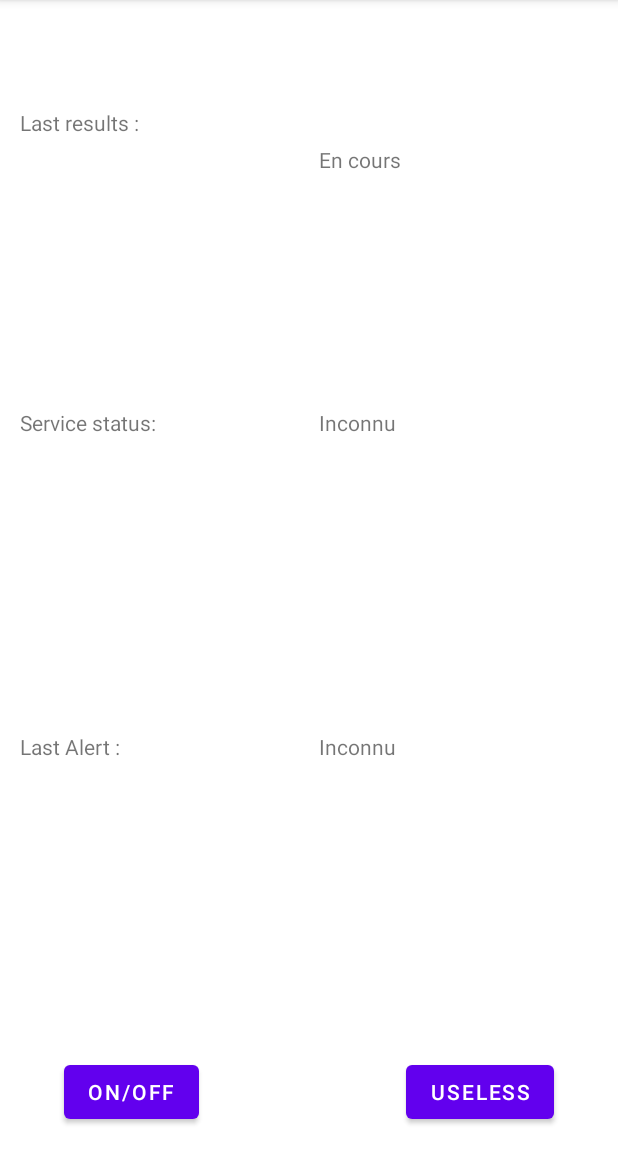
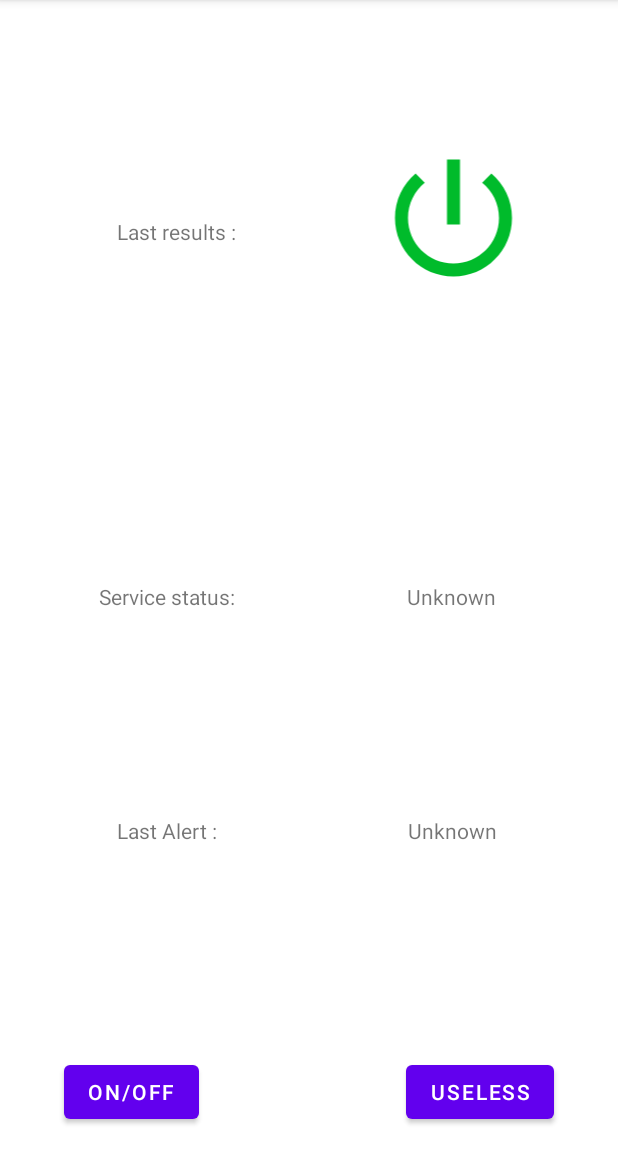
Before and after one commit to Knackie/android, an Android app: the screen it shows after launch (MainActivity), after a tap on "ON/OFF", on a phone screen of 412 x 824 dp, the part 84-1236 px from its top. Run offline under Robolectric (Android 15) with nearby library versions, the phone set to English and light mode, and no system bars.

Commit message:
Add status indicator using icon

```diff
--- a/app/build.gradle
+++ b/app/build.gradle
@@ -34,6 +34,7 @@ dependencies {
     implementation 'androidx.constraintlayout:constraintlayout:2.0.1'
     implementation 'androidx.navigation:navigation-fragment:2.3.0'
     implementation 'androidx.navigation:navigation-ui:2.3.0'
+    implementation 'androidx.legacy:legacy-support-v4:1.0.0'
     testImplementation 'junit:junit:4.13'
     androidTestImplementation 'androidx.test.ext:junit:1.1.2'
     androidTestImplementation 'androidx.test.espresso:espresso-core:3.3.0'
--- a/app/src/main/java/com/example/projetamio/MainActivity.java
+++ b/app/src/main/java/com/example/projetamio/MainActivity.java
@@ -24,6 +24,8 @@ import android.view.ViewGroup;
 import android.widget.Button;
 import android.widget.CheckBox;
 import android.widget.CompoundButton;
+import android.widget.ImageButton;
+import android.widget.ImageView;
 import android.widget.TextView;
 import android.widget.Toast;
 import android.widget.Toolbar;
@@ -88,16 +90,16 @@ public class MainActivity extends AppCompatActivity{
         on.setOnClickListener(new View.OnClickListener() {
             @Override
             public void onClick(View v) {
-                TextView status = findViewById(R.id.TV2);
+                 ImageView status = findViewById(R.id.TV2);
                 switch (MainActivity.status){
                     case 0 :
-                        status.setText("En cours");
+                        status.setImageResource(R.drawable.power_on);
                         startService(service);
                         MainActivity.status = 1;
                         downloading = true;
                         break;
                     case 1 :
-                        status.setText("Arrêté");
+                        status.setImageResource(R.drawable.power_off);
                         stopService(service);
                         MainActivity.status = 0;
                         break;
--- /dev/null
+++ b/app/src/main/res/drawable/light_off.xml
@@ -0,0 +1,5 @@
+<vector android:height="24dp" android:tint="#9F98A0"
+    android:viewportHeight="24" android:viewportWidth="24"
+    android:width="24dp" xmlns:android="http://schemas.android.com/apk/res/android">
+    <path android:fillColor="@android:color/white" android:pathData="M6,14l3,3v5h6v-5l3,-3V9H6V14zM11,2h2v3h-2V2zM3.5,5.88l1.41,-1.41l2.12,2.12L5.62,8L3.5,5.88zM16.96,6.59l2.12,-2.12l1.41,1.41L18.38,8L16.96,6.59z"/>
+</vector>
--- /dev/null
+++ b/app/src/main/res/drawable/light_on.xml
@@ -0,0 +1,5 @@
+<vector android:height="24dp" android:tint="#F5DA00"
+    android:viewportHeight="24" android:viewportWidth="24"
+    android:width="24dp" xmlns:android="http://schemas.android.com/apk/res/android">
+    <path android:fillColor="@android:color/white" android:pathData="M6,14l3,3v5h6v-5l3,-3V9H6V14zM11,2h2v3h-2V2zM3.5,5.88l1.41,-1.41l2.12,2.12L5.62,8L3.5,5.88zM16.96,6.59l2.12,-2.12l1.41,1.41L18.38,8L16.96,6.59z"/>
+</vector>
--- /dev/null
+++ b/app/src/main/res/drawable/power_off.xml
@@ -0,0 +1,5 @@
+<vector android:height="24dp" android:tint="#F51400"
+    android:viewportHeight="24" android:viewportWidth="24"
+    android:width="24dp" xmlns:android="http://schemas.android.com/apk/res/android">
+    <path android:fillColor="@android:color/white" android:pathData="M13,3h-2v10h2L13,3zM17.83,5.17l-1.42,1.42C17.99,7.86 19,9.81 19,12c0,3.87 -3.13,7 -7,7s-7,-3.13 -7,-7c0,-2.19 1.01,-4.14 2.58,-5.42L6.17,5.17C4.23,6.82 3,9.26 3,12c0,4.97 4.03,9 9,9s9,-4.03 9,-9c0,-2.74 -1.23,-5.18 -3.17,-6.83z"/>
+</vector>
--- /dev/null
+++ b/app/src/main/res/drawable/power_on.xml
@@ -0,0 +1,5 @@
+<vector android:height="24dp" android:tint="#00BB2B"
+    android:viewportHeight="24" android:viewportWidth="24"
+    android:width="24dp" xmlns:android="http://schemas.android.com/apk/res/android">
+    <path android:fillColor="@android:color/white" android:pathData="M13,3h-2v10h2L13,3zM17.83,5.17l-1.42,1.42C17.99,7.86 19,9.81 19,12c0,3.87 -3.13,7 -7,7s-7,-3.13 -7,-7c0,-2.19 1.01,-4.14 2.58,-5.42L6.17,5.17C4.23,6.82 3,9.26 3,12c0,4.97 4.03,9 9,9s9,-4.03 9,-9c0,-2.74 -1.23,-5.18 -3.17,-6.83z"/>
+</vector>
--- a/app/src/main/res/layout/content_main.xml
+++ b/app/src/main/res/layout/content_main.xml
@@ -17,6 +17,7 @@
         app:layout_constraintLeft_toLeftOf="parent"
         app:layout_constraintRight_toRightOf="parent"
         app:layout_constraintTop_toTopOf="parent"
+        app:layout_constraintVertical_bias="0.0"
         app:navGraph="@navigation/nav_graph" />
 
     <CheckBox
--- a/app/src/main/res/layout/fragment_first.xml
+++ b/app/src/main/res/layout/fragment_first.xml
@@ -4,74 +4,74 @@
     xmlns:tools="http://schemas.android.com/tools"
     android:layout_width="match_parent"
     android:layout_height="match_parent"
-    tools:context=".FirstFragment"
     android:clipToPadding="false"
-    android:paddingTop="72dp">
+    android:paddingTop="72dp"
+    tools:context=".FirstFragment">
 
     <TextView
         android:id="@+id/TV1"
-        android:layout_width="186dp"
-        android:layout_height="120dp"
-        android:layout_marginBottom="32dp"
+        android:layout_width="151dp"
+        android:layout_height="60dp"
+        android:layout_marginStart="24dp"
         android:text="@string/last_results"
+        android:textAlignment="center"
         app:layout_constraintBottom_toTopOf="@+id/TV3"
         app:layout_constraintEnd_toStartOf="@+id/TV2"
+        app:layout_constraintHorizontal_bias="0.0"
         app:layout_constraintStart_toStartOf="parent"
         app:layout_constraintTop_toTopOf="parent"
-        app:layout_constraintVertical_bias="0.0" />
-
-    <TextView
-        android:id="@+id/TV2"
-        android:layout_width="186dp"
-        android:layout_height="120dp"
-        android:layout_marginBottom="32dp"
-        android:text="@string/off"
-        app:layout_constraintBottom_toTopOf="@+id/TV4"
-        app:layout_constraintEnd_toEndOf="parent"
-        app:layout_constraintHorizontal_bias="0.5"
-        app:layout_constraintStart_toEndOf="@+id/TV1"
-        app:layout_constraintTop_toTopOf="parent"
-        app:layout_constraintVertical_bias="0.518" />
+        app:layout_constraintVertical_bias="0.283" />
 
     <TextView
         android:id="@+id/TV6"
-        android:layout_width="186dp"
-        android:layout_height="120dp"
-        android:layout_marginBottom="96dp"
-        android:text="@string/inconnu"
+        android:layout_width="0dp"
+        android:layout_height="60dp"
+        android:layout_marginStart="14dp"
+        android:layout_marginEnd="24dp"
+        android:layout_marginBottom="100dp"
+        android:text="@string/Unknown"
+        android:textAlignment="center"
         app:layout_constraintBottom_toTopOf="@+id/buttonOff"
         app:layout_constraintEnd_toEndOf="parent"
         app:layout_constraintHorizontal_bias="0.5"
         app:layout_constraintStart_toEndOf="@+id/TV5" />
 
     <TextView
+        android:id="@+id/TV5"
+        android:layout_width="0dp"
+        android:layout_height="60dp"
+        android:layout_marginStart="24dp"
+        android:layout_marginEnd="4dp"
+        android:layout_marginBottom="100dp"
+        android:text="@string/last_alert"
+        android:textAlignment="center"
+        app:layout_constraintBottom_toTopOf="@+id/toggle"
+        app:layout_constraintEnd_toStartOf="@+id/TV6"
+        app:layout_constraintHorizontal_bias="0.5"
+        app:layout_constraintStart_toStartOf="parent" />
+
+    <TextView
         android:id="@+id/TV3"
-        android:layout_width="186dp"
-        android:layout_height="120dp"
+        android:layout_width="0dp"
+        android:layout_height="60dp"
+        android:layout_marginStart="24dp"
+        android:layout_marginEnd="14dp"
         android:layout_marginBottom="96dp"
         android:text="@string/service_status"
+        android:textAlignment="center"
         app:layout_constraintBottom_toTopOf="@+id/TV5"
         app:layout_constraintEnd_toStartOf="@+id/TV4"
         app:layout_constraintHorizontal_bias="0.52"
         app:layout_constraintStart_toStartOf="parent" />
 
     <TextView
-        android:id="@+id/TV5"
-        android:layout_width="186dp"
-        android:layout_height="120dp"
+        android:id="@+id/TV4"
+        android:layout_width="0dp"
+        android:layout_height="60dp"
+        android:layout_marginEnd="24dp"
         android:layout_marginBottom="96dp"
-        android:text="@string/last_alert"
-        app:layout_constraintBottom_toTopOf="@+id/toggle"
-        app:layout_constraintEnd_toStartOf="@+id/TV6"
-        app:layout_constraintHorizontal_bias="0.5"
-        app:layout_constraintStart_toStartOf="parent" />
-
-    <TextView
-        android:id="@+id/TV4"
-        android:layout_width="186dp"
-        android:layout_height="120dp"
-        android:layout_marginBottom="96dp"
-        android:text="@string/inconnu"
+        android:text="@string/Unknown"
+        android:textAlignment="center"
         app:layout_constraintBottom_toTopOf="@+id/TV6"
         app:layout_constraintEnd_toEndOf="parent"
         app:layout_constraintHorizontal_bias="0.5"
@@ -99,4 +99,17 @@
         app:layout_constraintEnd_toEndOf="parent"
         app:layout_constraintHorizontal_bias="0.5"
         app:layout_constraintStart_toEndOf="@+id/toggle" />
+
+    <ImageView
+        android:id="@+id/TV2"
+        android:layout_width="183dp"
+        android:layout_height="104dp"
+        android:contentDescription="@string/power_description"
+        android:src="@drawable/power_on"
+        app:layout_constraintBottom_toTopOf="@+id/TV4"
+        app:layout_constraintEnd_toEndOf="parent"
+        app:layout_constraintHorizontal_bias="0.5"
+        app:layout_constraintStart_toEndOf="@+id/TV1"
+        app:layout_constraintTop_toTopOf="parent"
+        app:layout_constraintVertical_bias="0.102" />
 </androidx.constraintlayout.widget.ConstraintLayout>
--- a/app/src/main/res/values/strings.xml
+++ b/app/src/main/res/values/strings.xml
@@ -13,12 +13,17 @@
     <string name="last_results">Last results :</string>
     <string name="last_alert">Last Alert :</string>
     <string name="interogation_point">\?\?\?</string>
-    <string name="inconnu">Inconnu</string>
-    <string name="off">Arrêté</string>
+    <string name="Unknown">Unknown</string>
+    <string name="off">Stop</string>
     <string name="title_activity_settings">Settings</string>
     <!--
     This string is used for square devices and overridden by hello_world in
     values-round/strings.xml for round devices.
     -->
     <string name="hello_world">Hello Square World!</string>
+    <string name="yourname">Your name</string>
+    <string name="username">username</string>
+    <string name="provide_username">Please provide your username</string>
+    <string name="power_description">indicate if the service was already turn on</string>
+    <string name="hello_blank_fragment">Hello blank fragment</string>
 </resources>
```
Also changed, not shown: app/src/main/java/com/example/projetamio/BlocInformationCapteor.java (added, +64 -0 lines), app/src/main/res/layout/fragment_bloc_information_capteor.xml (added, +14 -0 lines), app/src/main/res/xml/preferences.xml (+4 -3 lines), 2 other files.
